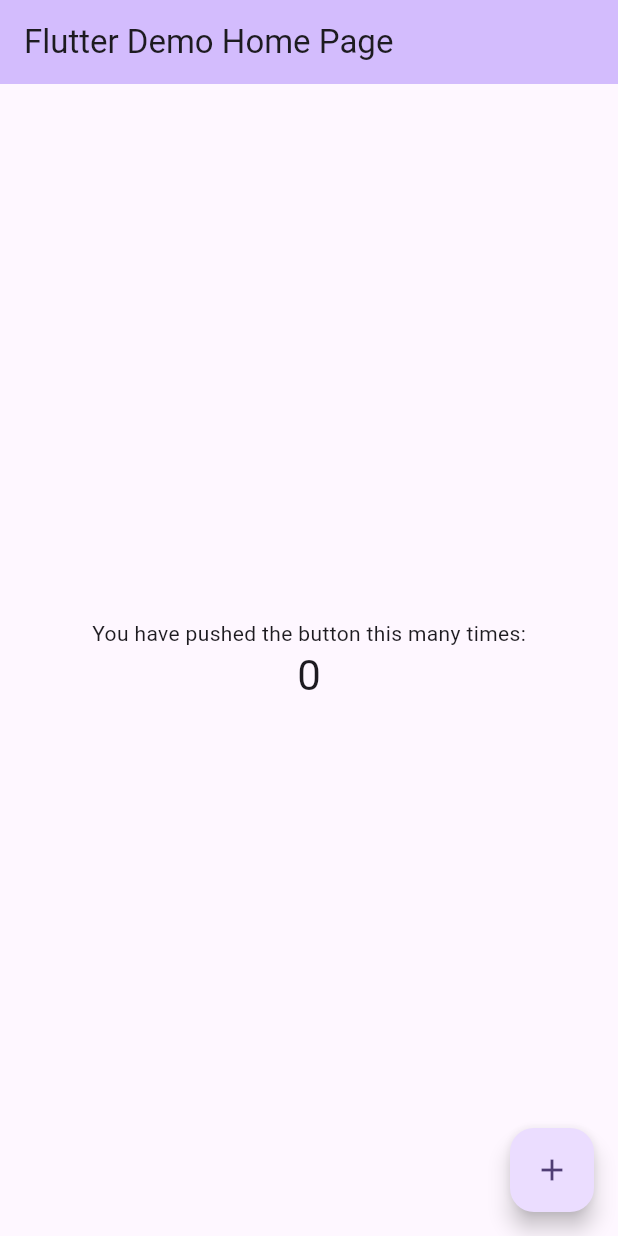
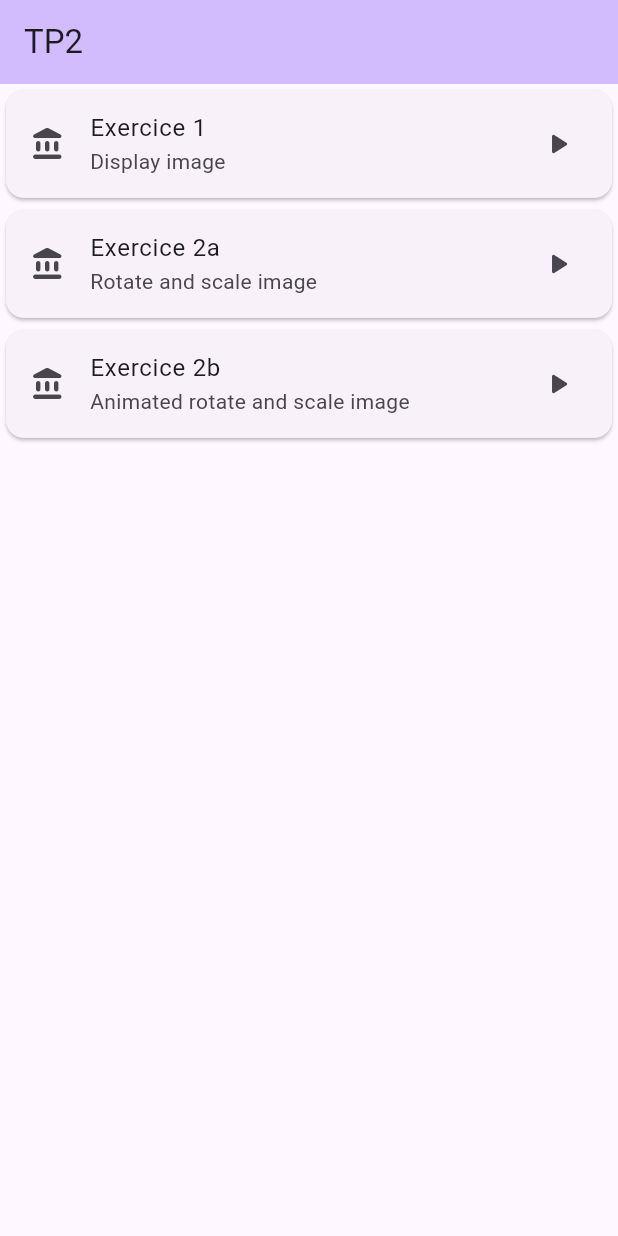
Before and after one commit to titouan-aclr/AMSE_Flutter, a Flutter app: the screen it shows after launch, on a phone screen of 412 x 824 dp. Run offline on Flutter 3.47's test engine with Material 3 defaults, Android fonts, the phone set to English and light mode, and no system bars.

Commit message:
Exercice 3

```diff
--- a/tp2/lib/main.dart
+++ b/tp2/lib/main.dart
@@ -1,4 +1,5 @@
 import 'package:flutter/material.dart';
+import 'package:tp2/screens/home_screen.dart';
 
 void main() {
   runApp(const MyApp());
@@ -7,119 +8,15 @@ void main() {
 class MyApp extends StatelessWidget {
   const MyApp({super.key});
 
-  // This widget is the root of your application.
   @override
   Widget build(BuildContext context) {
     return MaterialApp(
       title: 'Flutter Demo',
       theme: ThemeData(
-        // This is the theme of your application.
-        //
-        // TRY THIS: Try running your application with "flutter run". You'll see
-        // the application has a purple toolbar. Then, without quitting the app,
-        // try changing the seedColor in the colorScheme below to Colors.green
-        // and then invoke "hot reload" (save your changes or press the "hot
-        // reload" button in a Flutter-supported IDE, or press "r" if you used
-        // the command line to start the app).
-        //
-        // Notice that the counter didn't reset back to zero; the application
-        // state is not lost during the reload. To reset the state, use hot
-        // restart instead.
-        //
-        // This works for code too, not just values: Most code changes can be
-        // tested with just a hot reload.
         colorScheme: ColorScheme.fromSeed(seedColor: Colors.deepPurple),
         useMaterial3: true,
       ),
-      home: const MyHomePage(title: 'Flutter Demo Home Page'),
+      home: const MyHomePage(title: 'TP2'),
     );
   }
 }
-
-class MyHomePage extends StatefulWidget {
-  const MyHomePage({super.key, required this.title});
-
-  // This widget is the home page of your application. It is stateful, meaning
-  // that it has a State object (defined below) that contains fields that affect
-  // how it looks.
-
-  // This class is the configuration for the state. It holds the values (in this
-  // case the title) provided by the parent (in this case the App widget) and
-  // used by the build method of the State. Fields in a Widget subclass are
-  // always marked "final".
-
-  final String title;
-
-  @override
-  State<MyHomePage> createState() => _MyHomePageState();
-}
-
-class _MyHomePageState extends State<MyHomePage> {
-  int _counter = 0;
-
-  void _incrementCounter() {
-    setState(() {
-      // This call to setState tells the Flutter framework that something has
-      // changed in this State, which causes it to rerun the build method below
-      // so that the display can reflect the updated values. If we changed
-      // _counter without calling setState(), then the build method would not be
-      // called again, and so nothing would appear to happen.
-      _counter++;
-    });
-  }
-
-  @override
-  Widget build(BuildContext context) {
-    // This method is rerun every time setState is called, for instance as done
-    // by the _incrementCounter method above.
-    //
-    // The Flutter framework has been optimized to make rerunning build methods
-    // fast, so that you can just rebuild anything that needs updating rather
-    // than having to individually change instances of widgets.
-    return Scaffold(
-      appBar: AppBar(
-        // TRY THIS: Try changing the color here to a specific color (to
-        // Colors.amber, perhaps?) and trigger a hot reload to see the AppBar
-        // change color while the other colors stay the same.
-        backgroundColor: Theme.of(context).colorScheme.inversePrimary,
-        // Here we take the value from the MyHomePage object that was created by
-        // the App.build method, and use it to set our appbar title.
-        title: Text(widget.title),
-      ),
-      body: Center(
-        // Center is a layout widget. It takes a single child and positions it
-        // in the middle of the parent.
-        child: Column(
-          // Column is also a layout widget. It takes a list of children and
-          // arranges them vertically. By default, it sizes itself to fit its
-          // children horizontally, and tries to be as tall as its parent.
-          //
-          // Column has various properties to control how it sizes itself and
-          // how it positions its children. Here we use mainAxisAlignment to
-          // center the children vertically; the main axis here is the vertical
-          // axis because Columns are vertical (the cross axis would be
-          // horizontal).
-          //
-          // TRY THIS: Invoke "debug painting" (choose the "Toggle Debug Paint"
-          // action in the IDE, or press "p" in the console), to see the
-          // wireframe for each widget.
-          mainAxisAlignment: MainAxisAlignment.center,
-          children: <Widget>[
-            const Text(
-              'You have pushed the button this many times:',
-            ),
-            Text(
-              '$_counter',
-              style: Theme.of(context).textTheme.headlineMedium,
-            ),
-          ],
-        ),
-      ),
-      floatingActionButton: FloatingActionButton(
-        onPressed: _incrementCounter,
-        tooltip: 'Increment',
-        child: const Icon(Icons.add),
-      ), // This trailing comma makes auto-formatting nicer for build methods.
-    );
-  }
-}
--- /dev/null
+++ b/tp2/lib/model/exercice_model.dart
@@ -0,0 +1,28 @@
+import 'package:flutter/material.dart';
+
+class ExerciceModel {
+  final String title;
+  final String description;
+  final Widget page;
+
+  const ExerciceModel(
+      {required this.title, required this.description, required this.page});
+}
+
+const exercices = [
+  ExerciceModel(
+    title: "Exercice 1",
+    description: 'Display image',
+    page: Scaffold(body: Text("Exercice 1")),
+  ),
+  ExerciceModel(
+    title: "Exercice 2a",
+    description: 'Rotate and scale image',
+    page: Scaffold(body: Text("Exercice 2a")),
+  ),
+  ExerciceModel(
+    title: "Exercice 2b",
+    description: 'Animated rotate and scale image',
+    page: Scaffold(body: Text("Exercice 2b")),
+  ),
+];
--- /dev/null
+++ b/tp2/lib/screens/home_screen.dart
@@ -0,0 +1,30 @@
+import 'package:flutter/material.dart';
+import 'package:tp2/model/exercice_model.dart';
+import 'package:tp2/widgets/menu_tile.dart';
+
+class MyHomePage extends StatefulWidget {
+  const MyHomePage({super.key, required this.title});
+
+  final String title;
+
+  @override
+  State<MyHomePage> createState() => _MyHomePageState();
+}
+
+class _MyHomePageState extends State<MyHomePage> {
+  @override
+  Widget build(BuildContext context) {
+    return Scaffold(
+      appBar: AppBar(
+        backgroundColor: Theme.of(context).colorScheme.inversePrimary,
+        title: Text(widget.title),
+      ),
+      body: ListView.builder(
+        itemCount: exercices.length,
+        itemBuilder: (BuildContext context, int index) {
+          return MenuTile(exercice: exercices[index]);
+        },
+      ),
+    );
+  }
+}
--- /dev/null
+++ b/tp2/lib/widgets/menu_tile.dart
@@ -0,0 +1,29 @@
+import 'package:flutter/material.dart';
+import 'package:tp2/model/exercice_model.dart';
+
+class MenuTile extends StatelessWidget {
+  final ExerciceModel exercice;
+  const MenuTile({super.key, required this.exercice});
+
+  @override
+  Widget build(BuildContext context) {
+    return Card(
+      child: ListTile(
+        leading: const Icon(
+          Icons.account_balance_rounded,
+        ),
+        title: Text(exercice.title),
+        subtitle: Text(exercice.description),
+        trailing: const Icon(Icons.play_arrow_rounded),
+        onTap: () {
+          Navigator.push(
+            context,
+            MaterialPageRoute(
+              builder: (context) => exercice.page,
+            ),
+          );
+        },
+      ),
+    );
+  }
+}
```
